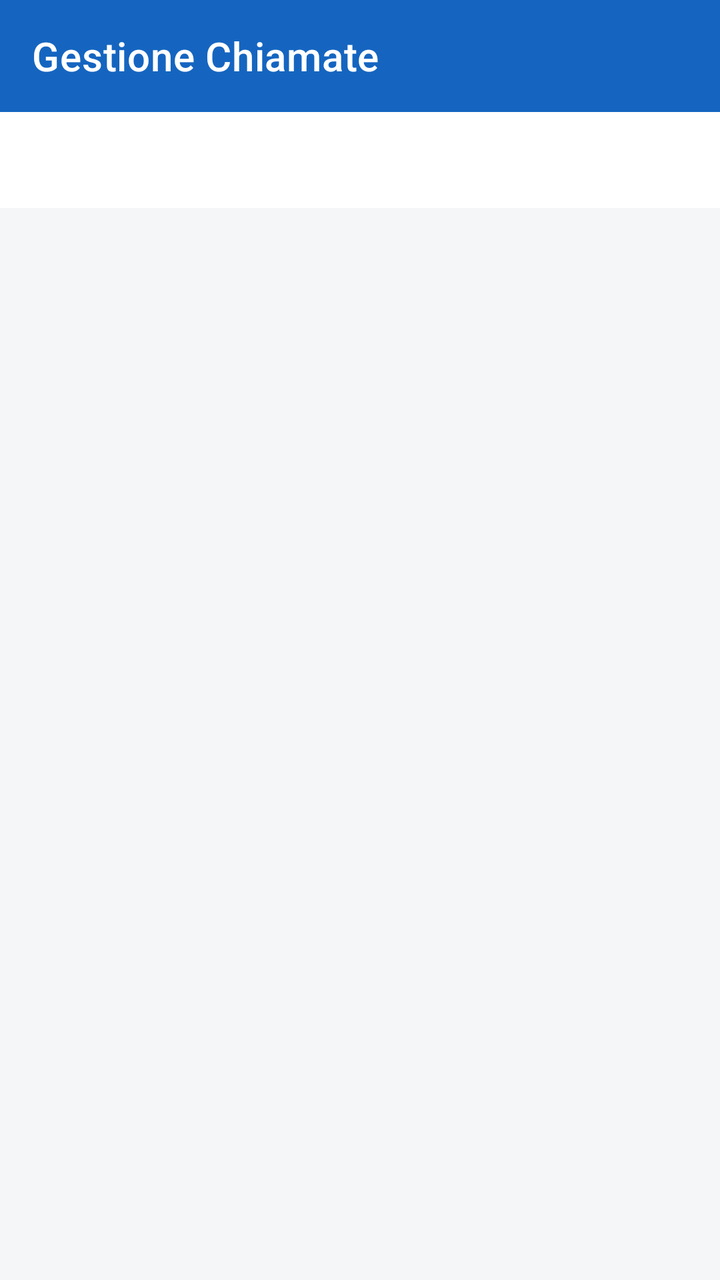
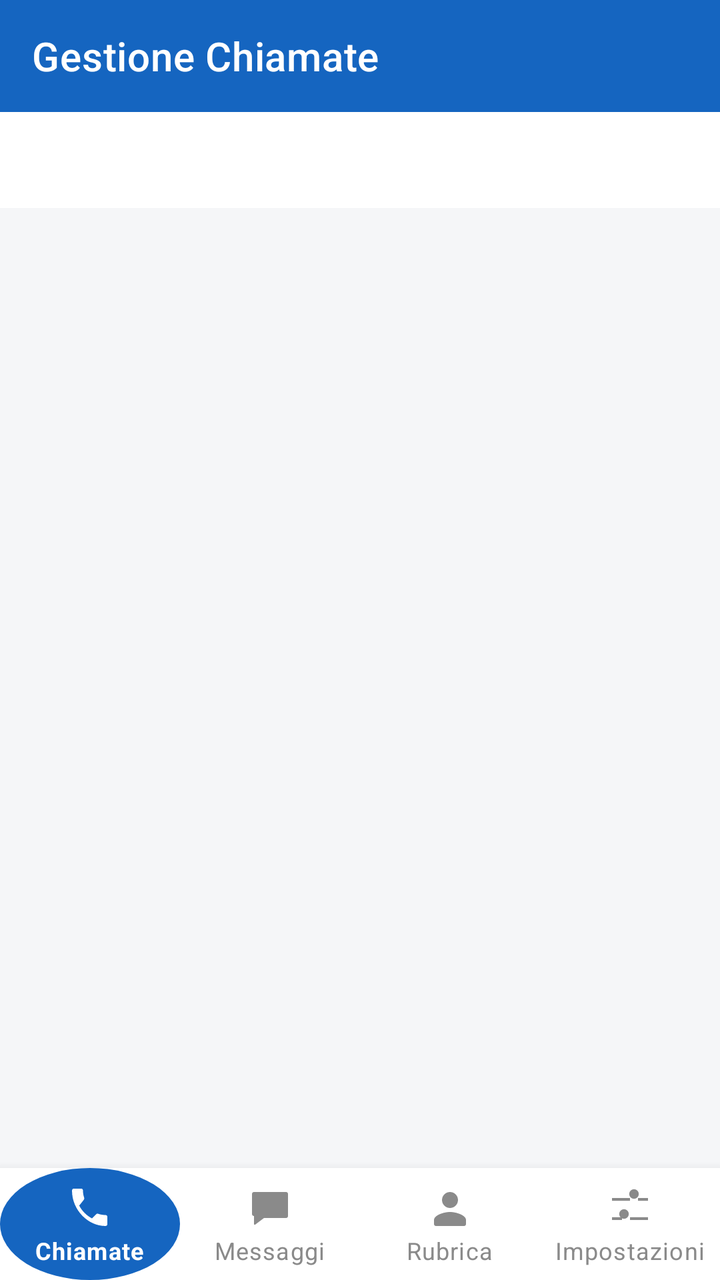

Screens rendered from an Android XML layout before and after an edit, with the pre-edit source and the edit as a unified diff.
<!-- AndroidManifest.xml: application theme Theme.GestioneChiamate -->
<!-- res/layout/activity_main.xml -->
<?xml version="1.0" encoding="utf-8"?>
<LinearLayout xmlns:android="http://schemas.android.com/apk/res/android"
    xmlns:app="http://schemas.android.com/apk/res-auto"
    android:layout_width="match_parent"
    android:layout_height="match_parent"
    android:orientation="vertical"
    android:background="@color/background">

    <com.google.android.material.appbar.AppBarLayout
        android:layout_width="match_parent"
        android:layout_height="wrap_content"
        android:background="@color/primary"
        android:theme="@style/ThemeOverlay.MaterialComponents.Dark.ActionBar">

        <androidx.appcompat.widget.Toolbar
            android:id="@+id/toolbar"
            android:layout_width="match_parent"
            android:layout_height="?attr/actionBarSize"
            app:title="@string/app_name"
            app:titleTextColor="@color/white" />

        <com.google.android.material.tabs.TabLayout
            android:id="@+id/tabLayout"
            android:layout_width="match_parent"
            android:layout_height="wrap_content"
            app:tabMode="scrollable"
            app:tabIndicatorColor="@color/white"
            app:tabTextColor="#CCFFFFFF"
            app:tabSelectedTextColor="@color/white" />

    </com.google.android.material.appbar.AppBarLayout>

    <androidx.viewpager2.widget.ViewPager2
        android:id="@+id/viewPager"
        android:layout_width="match_parent"
        android:layout_height="0dp"
        android:layout_weight="1" />

</LinearLayout>
<!-- resources referenced by this layout -->
<resources>
  <color name="background">#F5F6F8</color>
  <color name="primary">#1565C0</color>
  <color name="white">#FFFFFF</color>
  <string name="app_name">Gestione Chiamate</string>
  <style name="Theme.GestioneChiamate" parent="Theme.MaterialComponents.DayNight.NoActionBar">
          <item name="colorPrimary">@color/primary</item>
          <item name="colorPrimaryDark">@color/primary_dark</item>
          <item name="colorAccent">@color/accent</item>
          <item name="android:windowBackground">@color/background</item>
      </style>
  <color name="primary_dark">#0D47A1</color>
  <color name="accent">#43A047</color>
</resources>

<!-- the commit's change to res/layout/activity_main.xml (unified diff, before → after) -->
@@ -36,4 +36,16 @@
         android:layout_height="0dp"
         android:layout_weight="1" />
 
+    <com.google.android.material.bottomnavigation.BottomNavigationView
+        android:id="@+id/bottomNav"
+        android:layout_width="match_parent"
+        android:layout_height="wrap_content"
+        android:background="@color/card"
+        app:itemIconTint="@color/selector_nav_colore"
+        app:itemTextColor="@color/selector_nav_colore"
+        app:itemBackground="@drawable/selector_nav_item"
+        app:itemRippleColor="@android:color/transparent"
+        app:labelVisibilityMode="labeled"
+        app:menu="@menu/bottom_nav_menu" />
+
 </LinearLayout>
<!-- resource entries referenced after the edit -->
@@ -1,8 +1,14 @@
 <!-- resources referenced by this layout -->
 <resources>
   <color name="background">#F5F6F8</color>
+  <color name="card">#FFFFFF</color>
   <color name="primary">#1565C0</color>
   <color name="white">#FFFFFF</color>
+  <!-- drawable selector_nav_item (drawable) -->
+  <selector xmlns:android="http://schemas.android.com/apk/res/android">
+      <item android:state_checked="true" android:drawable="@drawable/bg_nav_pill" />
+      <item android:drawable="@android:color/transparent" />
+  </selector>
   <string name="app_name">Gestione Chiamate</string>
   <style name="Theme.GestioneChiamate" parent="Theme.MaterialComponents.DayNight.NoActionBar">
           <item name="colorPrimary">@color/primary</item>
@@ -10,6 +16,11 @@
           <item name="colorAccent">@color/accent</item>
           <item name="android:windowBackground">@color/background</item>
       </style>
+  <!-- drawable bg_nav_pill (drawable) -->
+  <shape xmlns:android="http://schemas.android.com/apk/res/android"
+      android:shape="oval">
+      <solid android:color="@color/primary" />
+  </shape>
   <color name="primary_dark">#0D47A1</color>
   <color name="accent">#43A047</color>
 </resources>
